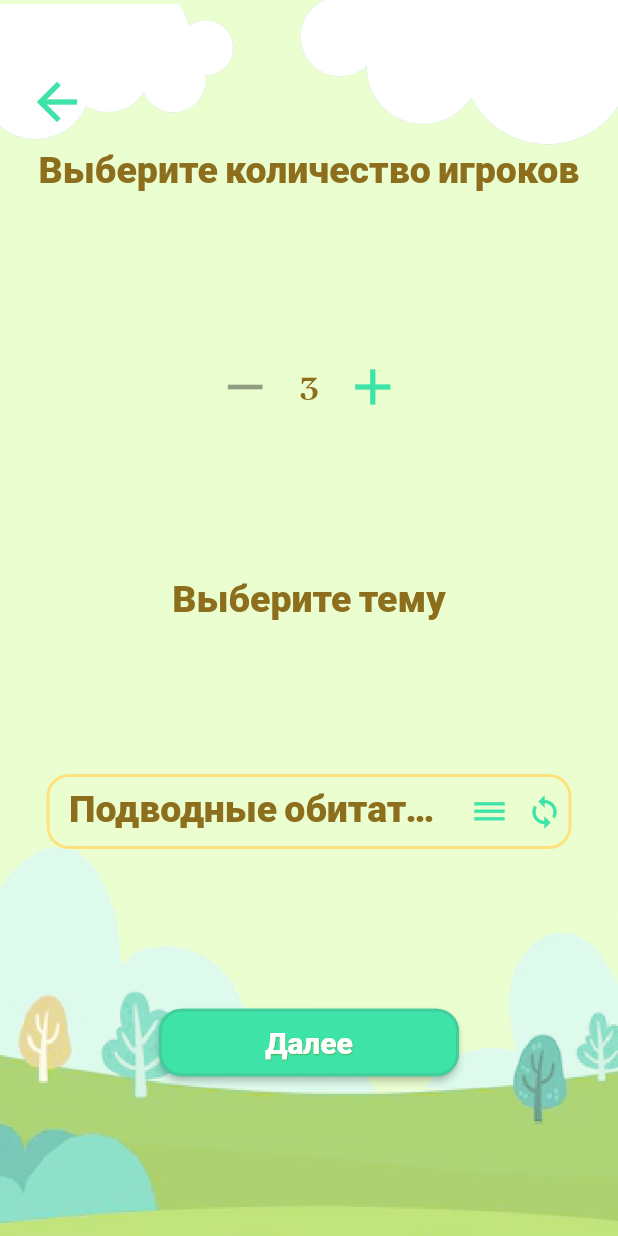
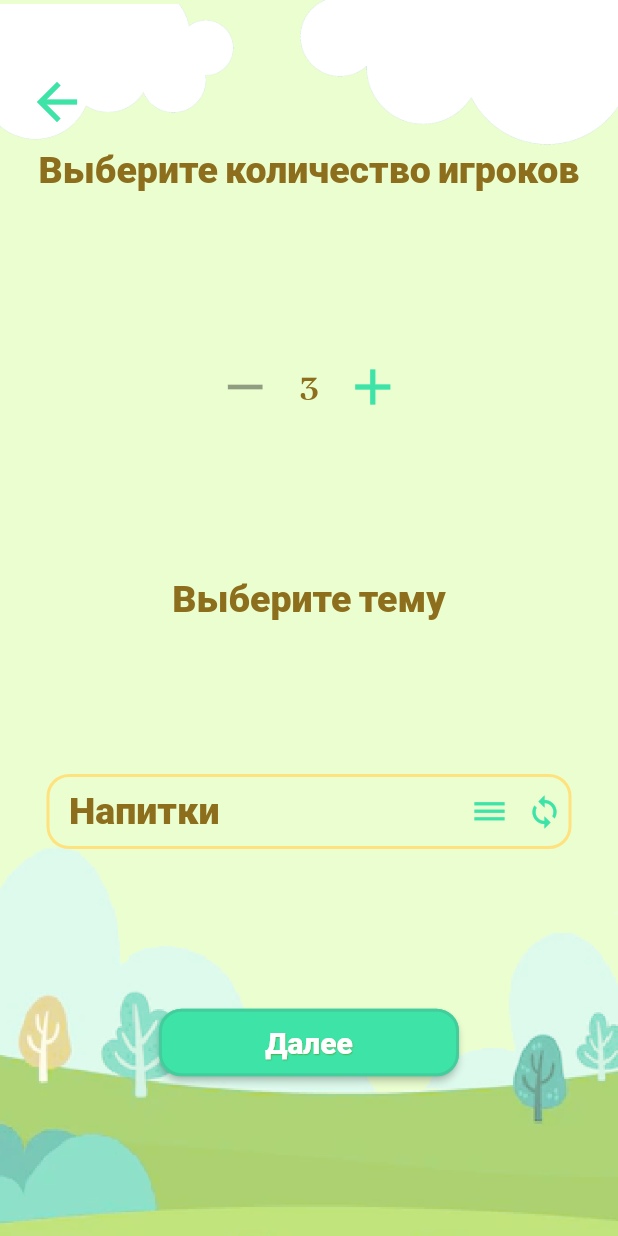
Before and after one commit to rataysh/Dart-Flutter-learning, a Flutter app: the screen it shows after launch, after a tap on "Новая игра", on a phone screen of 412 x 824 dp. Run offline on Flutter 3.47's test engine with Material 2 defaults, Android fonts, the light colour scheme and no system bars; our stand-ins replace flip_card, flutter_swiper.

Commit message:
showModalBottomSheet

```diff
--- a/lib/screens/newGameStart.dart
+++ b/lib/screens/newGameStart.dart
@@ -1,8 +1,10 @@
+import 'dart:math';
 import 'package:flutter/cupertino.dart';
 import 'package:flutter/material.dart';
 import '../classes/AllTheme.dart';
 import '../const/slyles.dart';
 import 'elementsOfScreens/eachThemePart.dart';
+import 'newGameQuantity.dart';
 
 class AddNewPlayers extends StatefulWidget {
   const AddNewPlayers({Key? key}) : super(key: key);
@@ -13,6 +15,7 @@ class AddNewPlayers extends StatefulWidget {
 
 class _AddNewPlayersState extends State<AddNewPlayers> {
   int quantity = 3;
+  var themeNumberForShow = 0;
 
   void plusPlayers() {
     setState(() {
@@ -33,10 +36,9 @@ class _AddNewPlayersState extends State<AddNewPlayers> {
       children: [
         const Text('Выберите количество игроков',
             style: eachThemeHeaderTextStyle),
-        _myChouseQuantity(),
+        _myChoiceQuantity(),
         const Text('Выберите тему', style: eachThemeHeaderTextStyle),
-        // eachThemeForm('TEST'),
-        _myChouseTheme(myAllTheme.listAllTheme[2].name),
+        _myChoiceTheme(myAllTheme.listAllTheme[themeNumberForShow].name),
         Padding(
           padding: const EdgeInsets.all(6.0),
           child: ElevatedButton(
@@ -56,7 +58,16 @@ class _AddNewPlayersState extends State<AddNewPlayers> {
   }
 
   _randomTheme() {
-    print('TEST');
+    setState(() {
+      themeNumberForShow = Random().nextInt(myAllTheme.listAllTheme.length);
+    });
+  }
+
+  _miniViewAllTheme() {
+    showModalBottomSheet(
+      context: context,
+      builder: (context) => NewGameQuantity(),
+    );
   }
 
   _myIconThemeButton(icon, func) {
@@ -70,7 +81,52 @@ class _AddNewPlayersState extends State<AddNewPlayers> {
         icon: Icon(icon));
   }
 
-  _myChouseQuantity() {
+  _myChoiceTheme(data) {
+    return Container(
+      padding: const EdgeInsets.all(3.0),
+      alignment: Alignment.center,
+      width: 350,
+      height: 50,
+      decoration: BoxDecoration(
+        // color: Colors.white,
+        border: Border.all(
+          color: colorBorderForAddTheme,
+          width: 2,
+        ),
+        borderRadius: const BorderRadius.all(Radius.circular(15.0)),
+      ),
+      child: Row(
+        // mainAxisSize: MainAxisSize.min,
+        mainAxisAlignment: MainAxisAlignment.end,
+        children: [
+          const SizedBox(
+            width: 10,
+          ),
+          Flexible(
+            flex: 7,
+            child: Container(
+              alignment: Alignment.centerLeft,
+              child: Text(
+                data,
+                style: eachThemeHeaderTextStyle,
+                overflow: TextOverflow.ellipsis,
+              ),
+            ),
+          ),
+          Flexible(
+            flex: 1,
+            child: _myIconThemeButton(Icons.dehaze, _miniViewAllTheme),
+          ),
+          Flexible(
+            flex: 1,
+            child: _myIconThemeButton(Icons.sync, _randomTheme),
+          ),
+        ],
+      ),
+    );
+  }
+
+  _myChoiceQuantity() {
     return Row(
       mainAxisAlignment: MainAxisAlignment.center,
       crossAxisAlignment: CrossAxisAlignment.center,
@@ -125,50 +181,4 @@ class _AddNewPlayersState extends State<AddNewPlayers> {
       ],
     );
   }
-
-  _myChouseTheme(data) {
-    return Container(
-      padding: EdgeInsets.all(3.0),
-      alignment: Alignment.center,
-      width: 350,
-      height: 50,
-      decoration: BoxDecoration(
-        // color: Colors.white,
-        border: Border.all(
-          color: colorBorderForAddTheme,
-          width: 2,
-        ),
-        borderRadius: BorderRadius.all(Radius.circular(15.0)),
-      ),
-      child: Row(
-        // mainAxisSize: MainAxisSize.min,
-        mainAxisAlignment: MainAxisAlignment.end,
-        children: [
-          SizedBox(
-            width: 10,
-          ),
-          Flexible(
-            flex: 7,
-            child: Container(
-              alignment: Alignment.centerLeft,
-              child: Text(
-                data,
-                style: eachThemeHeaderTextStyle,
-                overflow: TextOverflow.ellipsis,
-              ),
-            ),
-          ),
-          // _iconThemeButton(Icons.dehaze, testFunc),
-          Flexible(
-            flex: 1,
-            child: _myIconThemeButton(Icons.dehaze, _randomTheme),
-          ),
-          Flexible(
-            flex: 1,
-            child: _myIconThemeButton(Icons.sync, _randomTheme),
-          ),
-        ],
-      ),
-    );
-  }
 }
```
